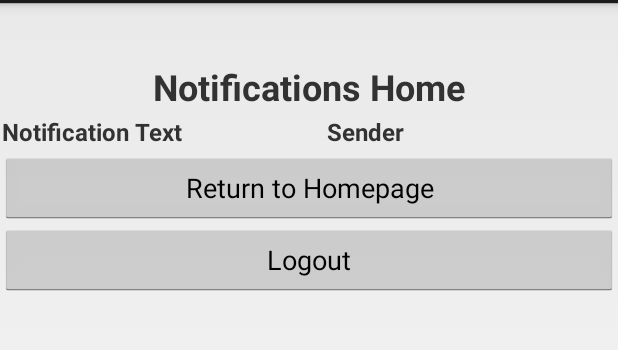
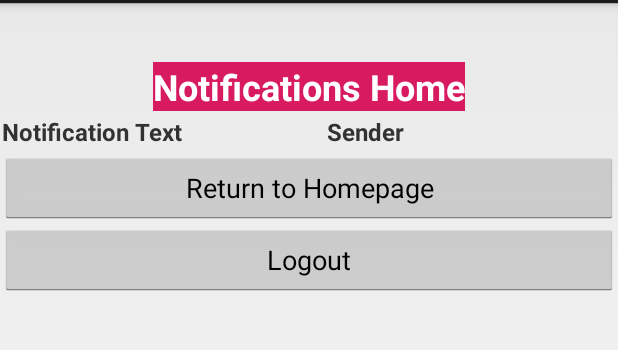
Before and after one commit to dwgarrett2013/trashtrivia, an Android app: the NotificationsActivity screen opened directly, with no data from a screen before it, on a phone screen of 412 x 824 dp, the part 69-419 px from its top. Run offline under Robolectric (Android 15) with nearby library versions, the phone set to English and light mode, and no system bars; our stand-ins replace Firebase (no records; nobody signed in at launch, a user with empty details on screens opened directly).

Commit message:
Adding formatting changes to the notifications menu

```diff
--- a/app/src/main/java/com/example/david/trashtrivia/NotificationsActivity.java
+++ b/app/src/main/java/com/example/david/trashtrivia/NotificationsActivity.java
@@ -12,6 +12,7 @@ import android.support.annotation.NonNull;
 import android.view.Gravity;
 import android.view.View;
 import android.widget.Button;
+import android.widget.LinearLayout;
 import android.widget.TableLayout;
 import android.widget.TableRow;
 import android.widget.TextView;
@@ -40,6 +41,12 @@ public class NotificationsActivity extends Activity implements View.OnClickListe
     protected void onCreate(Bundle savedInstanceState) {
         super.onCreate(savedInstanceState);
         setContentView(R.layout.activity_notifications);
+
+        final LinearLayout fullLinear=findViewById(R.id.full_linear);
+        float scale = getResources().getDisplayMetrics().density;
+
+        final int notificationTextAsPixels = (int) (150*scale + 0.5f);
+        final int senderAsPixels = (int) (112*scale + 0.5f);
 
         buttonReturnHome=findViewById(R.id.button_return_home);
         buttonReturnToLogin=findViewById(R.id.button_return_to_login);
@@ -70,6 +77,7 @@ public class NotificationsActivity extends Activity implements View.OnClickListe
                         for (final DataSnapshot postSnapshot : dataSnapshot.getChildren()) {
 
                             final TextView notificationText=new TextView(getApplicationContext());
+                            notificationText.setWidth(notificationTextAsPixels);
                             notificationText.setText(postSnapshot.child("notificationText").getValue().toString());
                             String senderId=postSnapshot.child("senderId").getValue().toString();
                             final String recipientId=postSnapshot.child("recipientId").getValue().toString();
--- a/app/src/main/res/layout/activity_notifications.xml
+++ b/app/src/main/res/layout/activity_notifications.xml
@@ -24,7 +24,9 @@
                 android:layout_height="wrap_content"
                 android:layout_marginTop="39dp"
                 android:gravity="center_horizontal"
+                android:background="@color/colorAccent"
                 android:text="@string/notifications_home"
+                android:textColor="@color/common_google_signin_btn_text_dark_default"
                 android:textSize="24sp"
                 android:textStyle="bold"
                 android:typeface="sans"
@@ -34,7 +36,9 @@
 
         <TableRow
             android:id="@+id/table_row_notifications"
-            android:layout_height="match_parent"
+            android:layout_width="match_parent"
+            android:layout_height="wrap_content"
+
             android:gravity="top|center"
             android:padding="1dp">
 
```
